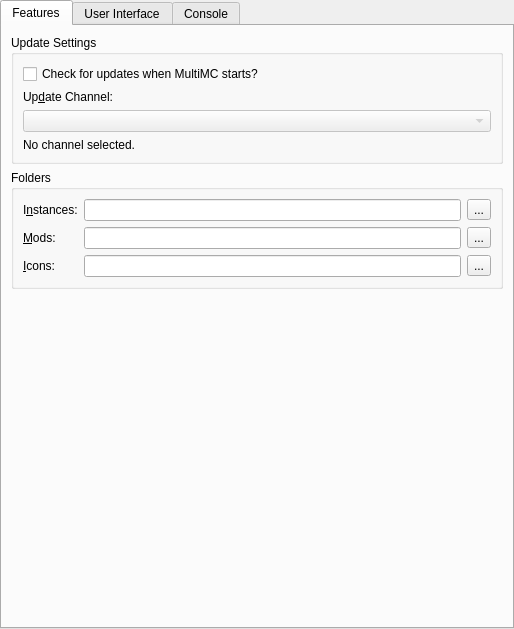
Above: application/pages/global/MultiMCPage.ui from alice945/MultiMC5 before the change. Below: the same form after it.
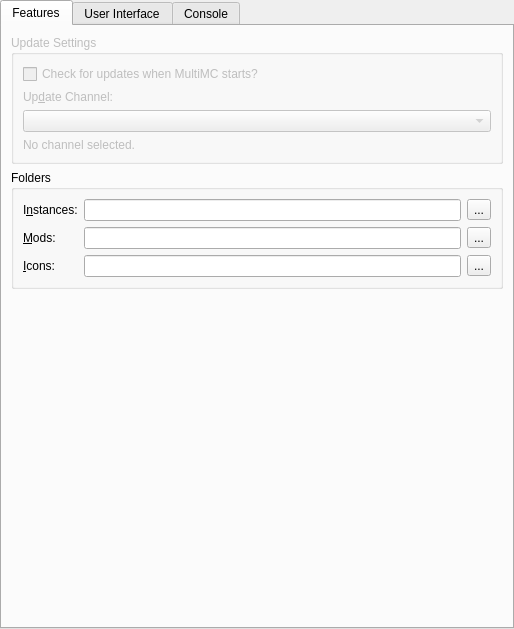
That is the form after the change.

Commit message: Disable Auto Update

Patch:
```diff
--- a/application/pages/global/MultiMCPage.ui
+++ b/application/pages/global/MultiMCPage.ui
@@ -47,6 +47,9 @@
       <layout class="QVBoxLayout" name="verticalLayout_9">
        <item>
         <widget class="QGroupBox" name="updateSettingsBox">
+         <property name="enabled">
+          <bool>false</bool>
+         </property>
          <property name="title">
           <string>Update Settings</string>
          </property>
```
The commit also changes 1 other file.
